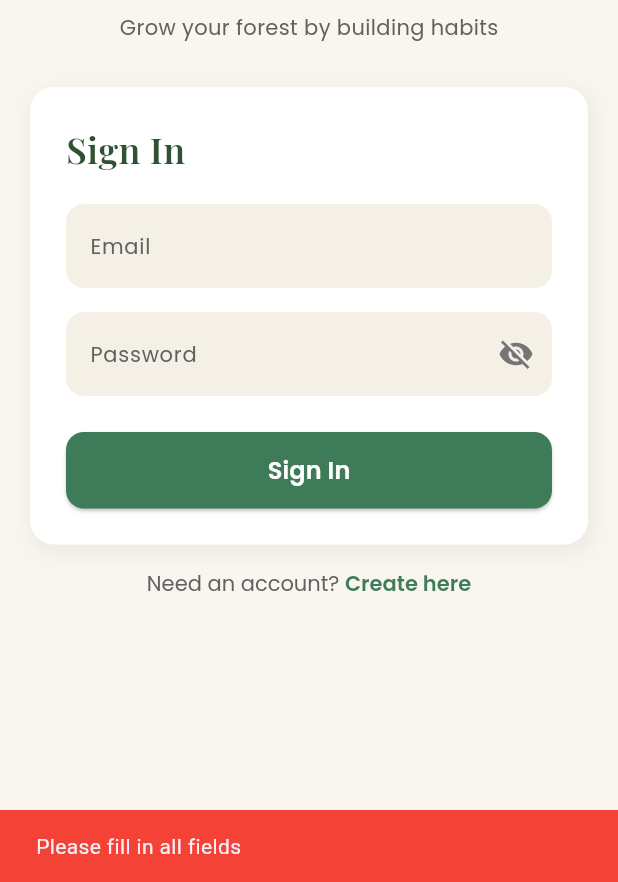
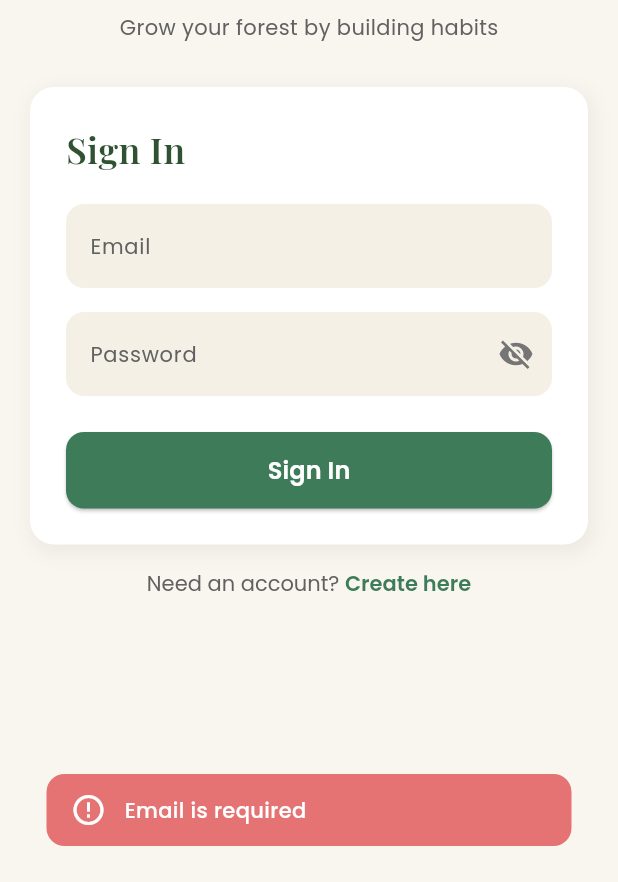
Before and after one commit to Vivek-Jadhav27/Habitree, a Flutter app: the screen it shows after launch, after a tap on "Sign In", on a phone screen of 412 x 824 dp, the part 354-1236 px from its top. Run offline on Flutter 3.47's test engine with Material 3 defaults, Android fonts, the phone set to English and light mode, and no system bars; our stand-ins replace cloud_firestore, firebase_auth, firebase_core, google_fonts; accounts and stored records are empty; generated files the repository leaves out were written again.

Commit message:
auth validation

```diff
--- a/lib/presentation/screens/login_screen.dart
+++ b/lib/presentation/screens/login_screen.dart
@@ -4,6 +4,7 @@ import 'package:flutter/gestures.dart';
 import 'package:flutter/material.dart';
 import 'package:google_fonts/google_fonts.dart';
 import 'package:habitree/core/routes.dart';
+import 'package:habitree/presentation/widgets/error_snackbar.dart';
 import 'package:habitree/providers/login_provider.dart';
 import 'package:habitree/presentation/widgets/auth_widgets.dart';
 import 'package:provider/provider.dart';
@@ -34,8 +35,6 @@ class _LoginScreenState extends State<LoginScreen> {
     final doc = await FirebaseFirestore.instance
         .collection("users")
         .doc(userId)
-        .collection("habits")
-        .doc("userHabits")
         .get();
 
     if (!mounted) return;
@@ -105,18 +104,35 @@ class _LoginScreenState extends State<LoginScreen> {
                         const SizedBox(height: 24),
                         AuthButton(
                           text: "Sign In",
-                          onPressed: () {
-                            if (emailController.text.isEmpty ||
-                                passwordController.text.isEmpty) {
-                              ScaffoldMessenger.of(context).showSnackBar(
-                                const SnackBar(
-                                  content: Text("Please fill in all fields"),
-                                  backgroundColor: Colors.red,
-                                ),
+                          onPressed: () async {
+                            final emailError = provider.validateEmail();
+                            final passwordError = provider.validatePassword();
+
+                            if (emailError != null || passwordError != null) {
+                              showCustomSnackBar(
+                                context,
+                                emailError ?? passwordError!,
                               );
+
                               return;
                             }
-                            provider.login().then((_) => checkUserFlow());
+
+                            try {
+                              final success = await provider.login();
+                              if (success) {
+                                checkUserFlow();
+                              } else {
+                                showCustomSnackBar(
+                                  context,
+                                  "Login failed. Please try again.",
+                                );
+                              }
+                            } catch (e) {
+                              showCustomSnackBar(
+                                context,
+                                e.toString().replaceFirst("Exception: ", ""),
+                              );
+                            }
                           },
                         ),
                       ],
--- /dev/null
+++ b/lib/presentation/widgets/error_snackbar.dart
@@ -0,0 +1,38 @@
+import 'package:flutter/material.dart';
+import 'package:google_fonts/google_fonts.dart';
+
+void showCustomSnackBar(BuildContext context, String message, {bool isError = true}) {
+  ScaffoldMessenger.of(context).showSnackBar(
+    SnackBar(
+      behavior: SnackBarBehavior.floating,
+      elevation: 0,
+      backgroundColor: Colors.transparent,
+      content: Container(
+        padding: const EdgeInsets.symmetric(horizontal: 16, vertical: 12),
+        decoration: BoxDecoration(
+          color: isError ? const Color(0xFFE57373) : const Color(0xFF3E7C59),
+          borderRadius: BorderRadius.circular(12),
+        ),
+        child: Row(
+          children: [
+            Icon(
+              isError ? Icons.error_outline : Icons.check_circle_outline,
+              color: Colors.white,
+            ),
+            const SizedBox(width: 12),
+            Expanded(
+              child: Text(
+                message,
+                style: GoogleFonts.poppins(
+                  fontSize: 14,
+                  fontWeight: FontWeight.w500,
+                  color: Colors.white,
+                ),
+              ),
+            ),
+          ],
+        ),
+      ),
+    ),
+  );
+}
--- a/lib/providers/habit_provider.dart
+++ b/lib/providers/habit_provider.dart
@@ -34,9 +34,7 @@ class HabitProvider extends ChangeNotifier {
     await firestoreService.saveDailyProgress(_completed, forDate: forDate);
 
     if (_completed.every((c) => c)) {
-      ForestProvider().loadForest().then(
-        (_) => ForestProvider().growTreeWithDate(forDate ?? DateTime.now()),
-      );
+      ForestProvider().growTreeWithDate(forDate ?? DateTime.now());
     }
     notifyListeners();
   }
--- a/lib/providers/login_provider.dart
+++ b/lib/providers/login_provider.dart
@@ -4,7 +4,6 @@ import 'package:habitree/data/services/auth_service.dart';
 class LoginProvider extends ChangeNotifier {
   String? email;
   String? password;
-
 
   void getEmail(String email) {
     this.email = email;
@@ -16,11 +15,34 @@ class LoginProvider extends ChangeNotifier {
     notifyListeners();
   }
 
+  String? validateEmail() {
+    if (email == null || email!.isEmpty) {
+      return "Email is required";
+    }
+    if (!RegExp(r'^[\w-.]+@([\w-]+\.)+[\w-]{2,4}$').hasMatch(email!)) {
+      return "Enter a valid email address";
+    }
+    return null;
+  }
+
+  String? validatePassword() {
+    if (password == null || password!.isEmpty) {
+      return "Password is required";
+    }
+    if (password!.length < 8) {
+      return "Password must be at least 8 characters";
+    }
+    return null;
+  }
+
   Future<bool> login() async {
-    if((email != null) && (password != null)) {
+    if (validateEmail() != null || validatePassword() != null) {
+      return false; // validation failed
+    }
+    try {
       return await AuthService.logIn(email: email!, password: password!);
-    } else {
-      return false;
+    } on Exception catch (e) {
+      throw e;
     }
   }
 }
--- a/lib/providers/signup_provider.dart
+++ b/lib/providers/signup_provider.dart
@@ -21,13 +21,43 @@ class SignupProvider extends ChangeNotifier {
     notifyListeners();
   }
 
-  Future<bool> signUp() async {
-    if((email != null) && (password != null) && (name != null)) {
-      return await AuthService.signUp(name: name!, email: email!, password: password!);
-    } else {
-      return false;
+  String? validateName() {
+    if (name == null || name!.isEmpty) {
+      return "Name is required";
     }
+    return null;
   }
 
+  String? validateEmail() {
+    if (email == null || email!.isEmpty) {
+      return "Email is required";
+    }
+    if (!RegExp(r'^[\w-.]+@([\w-]+\.)+[\w-]{2,4}$').hasMatch(email!)) {
+      return "Enter a valid email address";
+    }
+    return null;
+  }
 
+  String? validatePassword() {
+    if (password == null || password!.isEmpty) {
+      return "Password is required";
+    }
+    if (!RegExp(r'^(?=.*[A-Z])(?=.*\d).{8,}$').hasMatch(password!)) {
+      return "Password must be 8+ chars, 1 uppercase & 1 number";
+    }
+    return null;
+  }
+
+  Future<bool> signUp() async {
+    if (validateName() != null ||
+        validateEmail() != null ||
+        validatePassword() != null) {
+      return false; // validation failed
+    }
+    return await AuthService.signUp(
+      name: name!,
+      email: email!,
+      password: password!,
+    );
+  }
 }
```
Also changed, not shown: lib/data/services/auth_service.dart (+15 -3 lines), lib/presentation/screens/home_screen.dart (+65 -2 lines), lib/presentation/screens/signup_screen.dart (+20 -10 lines).
